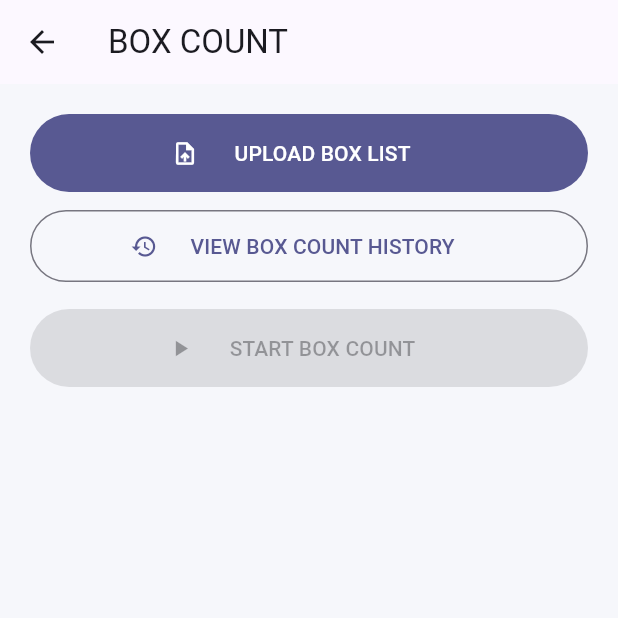
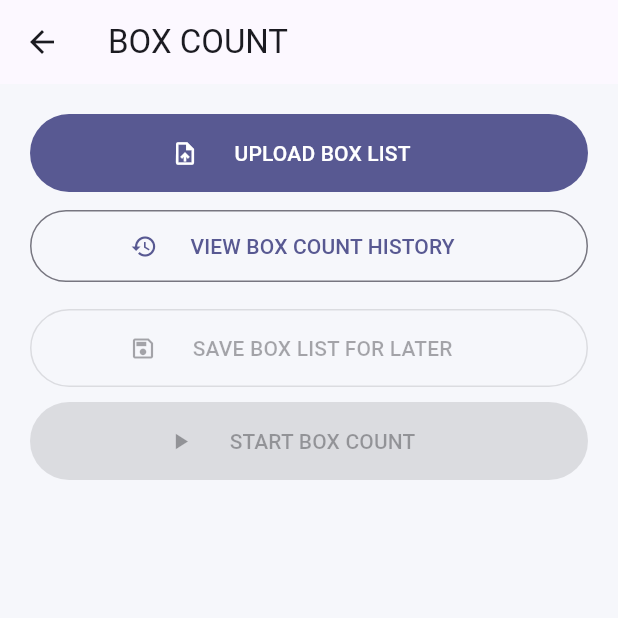
Before and after one commit to FlavPOS/Barcode-Scanner-Cycle-Count-and-Box-Count-, a Flutter app: the BoxCountHome screen opened directly, on a phone screen of 412 x 824 dp, the top half of it. Run offline on Flutter 3.47's test engine with Material 3 defaults, Android fonts, the phone set to English and light mode, and no system bars; our stand-ins replace file_picker, share_plus, sqflite, sqflite_common_ffi_web, web; missing offline and left inert: dart:js_interop, excel, mobile_scanner; accounts and stored records are empty.

Commit message:
Add Excel validation and Save Today Scan Tomorrow workflow

```diff
--- a/lib/box_count/box_count_module.dart
+++ b/lib/box_count/box_count_module.dart
@@ -755,6 +755,15 @@ class _BoxCountHomeState extends State<BoxCountHome> {
               _ExpectedTable(byType: upload!.byType),
             ],
             const SizedBox(height: 18),
+            OutlinedButton.icon(
+              onPressed: upload?.valid == true ? saveForLater : null,
+              icon: const Icon(Icons.save_outlined),
+              label: const Padding(
+                padding: EdgeInsets.all(16),
+                child: Text('SAVE BOX LIST FOR LATER'),
+              ),
+            ),
+            const SizedBox(height: 10),
             FilledButton.icon(
               onPressed: upload?.valid == true ? start : null,
               icon: const Icon(Icons.play_arrow),
```
Also changed, not shown: 1 other file.
